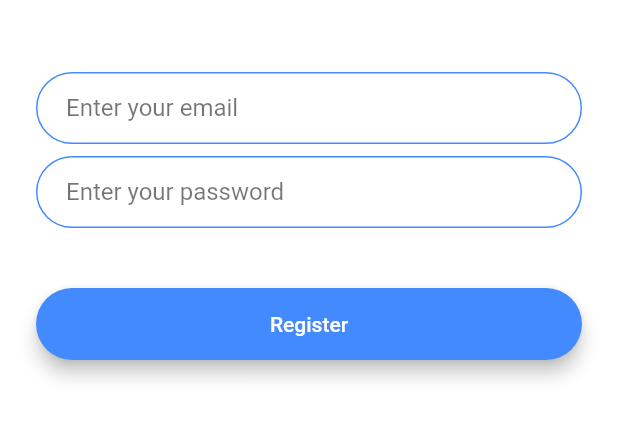
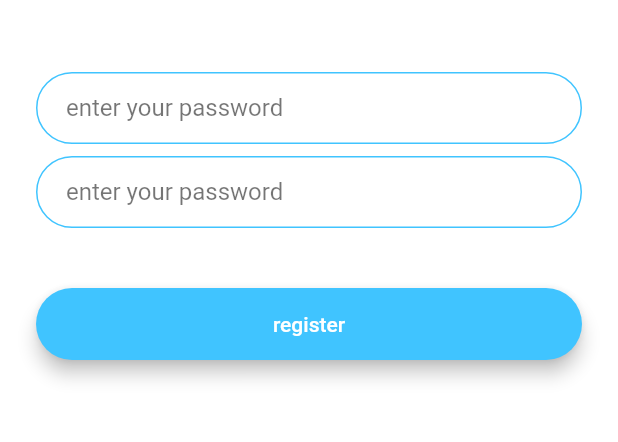
Before and after one commit to tooney92/flash_chat, a Flutter app: the screen it shows after launch, after a tap on "sign up", on a phone screen of 412 x 824 dp, the part 576-1018 px from its top. Run offline on Flutter 3.47's test engine with Material 2 defaults, Android fonts, the phone set to English and light mode, and no system bars; our stand-ins replace animated_text_kit, firebase_auth, firebase_core; accounts and stored records are empty.

Commit message:
fire base set up

```diff
--- a/lib/components/welcome_screen_buttons.dart
+++ b/lib/components/rounded_button.dart
@@ -1,11 +1,11 @@
 // import 'package:flutter/cupertino.dart';
 import 'package:flutter/material.dart';
 
-class WelcomeScreenButtons extends StatelessWidget {
+class RoundedButton extends StatelessWidget {
   final String text;
   final String screen;
   final Color? buttonColor;
-  WelcomeScreenButtons(this.text, this.screen, this.buttonColor);
+  RoundedButton(this.text, this.screen, this.buttonColor);
 
   @override
   Widget build(BuildContext context) {
--- /dev/null
+++ b/lib/components/text_field_widget.dart
@@ -0,0 +1,31 @@
+import 'package:flutter/material.dart';
+// import '../components/rounded_button.dart';
+
+class TextFieldWidget extends StatelessWidget {
+  final String message;
+  final void Function(String) onChangedFunc;
+  TextFieldWidget(this.message, this.onChangedFunc);
+
+  @override
+  Widget build(BuildContext context) {
+    return TextField(
+      onChanged: onChangedFunc,
+      decoration: InputDecoration(
+        hintText: message,
+        hintStyle: TextStyle(color: Colors.black54),
+        contentPadding: EdgeInsets.symmetric(vertical: 10.0, horizontal: 20.0),
+        border: OutlineInputBorder(
+          borderRadius: BorderRadius.all(Radius.circular(32.0)),
+        ),
+        enabledBorder: OutlineInputBorder(
+          borderSide: BorderSide(color: Colors.lightBlueAccent, width: 1.0),
+          borderRadius: BorderRadius.all(Radius.circular(32.0)),
+        ),
+        focusedBorder: OutlineInputBorder(
+          borderSide: BorderSide(color: Colors.lightBlueAccent, width: 2.0),
+          borderRadius: BorderRadius.all(Radius.circular(32.0)),
+        ),
+      ),
+    );
+  }
+}
--- a/lib/screens/registration_screen.dart
+++ b/lib/screens/registration_screen.dart
@@ -1,4 +1,9 @@
 import 'package:flutter/material.dart';
+import 'package:firebase_core/firebase_core.dart'; // new
+import 'package:firebase_auth/firebase_auth.dart'; // new
+import 'package:provider/provider.dart';
+import '../components/rounded_button.dart';
+import '../components/text_field_widget.dart';
 
 class RegistrationScreen extends StatefulWidget {
   static const String id = 'registration_screen';
@@ -7,6 +12,10 @@ class RegistrationScreen extends StatefulWidget {
 }
 
 class _RegistrationScreenState extends State<RegistrationScreen> {
+  void textfieldHandler(String value) {
+    print(value);
+  }
+
   @override
   Widget build(BuildContext context) {
     return Scaffold(
@@ -27,75 +36,18 @@ class _RegistrationScreenState extends State<RegistrationScreen> {
             SizedBox(
               height: 48.0,
             ),
-            TextField(
-              onChanged: (value) {
-                //Do something with the user input.
-              },
-              decoration: InputDecoration(
-                hintText: 'Enter your email',
-                hintStyle: TextStyle(color: Colors.black54),
-                contentPadding:
-                    EdgeInsets.symmetric(vertical: 10.0, horizontal: 20.0),
-                border: OutlineInputBorder(
-                  borderRadius: BorderRadius.all(Radius.circular(32.0)),
-                ),
-                enabledBorder: OutlineInputBorder(
-                  borderSide: BorderSide(color: Colors.blueAccent, width: 1.0),
-                  borderRadius: BorderRadius.all(Radius.circular(32.0)),
-                ),
-                focusedBorder: OutlineInputBorder(
-                  borderSide: BorderSide(color: Colors.blueAccent, width: 2.0),
-                  borderRadius: BorderRadius.all(Radius.circular(32.0)),
-                ),
-              ),
-            ),
+            TextFieldWidget("enter your password", textfieldHandler),
             SizedBox(
               height: 8.0,
             ),
-            TextField(
-              onChanged: (value) {
-                //Do something with the user input.
-              },
-              decoration: InputDecoration(
-                hintText: 'Enter your password',
-                hintStyle: TextStyle(color: Colors.black54),
-                contentPadding:
-                    EdgeInsets.symmetric(vertical: 10.0, horizontal: 20.0),
-                border: OutlineInputBorder(
-                  borderRadius: BorderRadius.all(Radius.circular(32.0)),
-                ),
-                enabledBorder: OutlineInputBorder(
-                  borderSide: BorderSide(color: Colors.blueAccent, width: 1.0),
-                  borderRadius: BorderRadius.all(Radius.circular(32.0)),
-                ),
-                focusedBorder: OutlineInputBorder(
-                  borderSide: BorderSide(color: Colors.blueAccent, width: 2.0),
-                  borderRadius: BorderRadius.all(Radius.circular(32.0)),
-                ),
-              ),
-            ),
+            TextFieldWidget("enter your password", textfieldHandler),
             SizedBox(
               height: 24.0,
             ),
             Padding(
-              padding: EdgeInsets.symmetric(vertical: 16.0),
-              child: Material(
-                color: Colors.blueAccent,
-                borderRadius: BorderRadius.all(Radius.circular(30.0)),
-                elevation: 5.0,
-                child: MaterialButton(
-                  onPressed: () {
-                    //Implement registration functionality.
-                  },
-                  minWidth: 200.0,
-                  height: 42.0,
-                  child: Text(
-                    'Register',
-                    style: TextStyle(color: Colors.white),
-                  ),
-                ),
-              ),
-            ),
+                padding: EdgeInsets.symmetric(vertical: 16.0),
+                child: RoundedButton(
+                    'register', 'registration_screen', Colors.lightBlueAccent)),
           ],
         ),
       ),
--- a/lib/screens/welcome_screen.dart
+++ b/lib/screens/welcome_screen.dart
@@ -1,6 +1,7 @@
 import 'package:flutter/cupertino.dart';
 import 'package:flutter/material.dart';
-import '../components/welcome_screen_buttons.dart';
+import '../components/rounded_button.dart';
+import 'package:animated_text_kit/animated_text_kit.dart';
 
 class WelcomeScreen extends StatefulWidget {
   static const String id = 'welcome_screen';
@@ -36,6 +37,22 @@ class _WelcomeScreenState extends State<WelcomeScreen>
 
   @override
   Widget build(BuildContext context) {
+    AnimatedTextKit(
+      animatedTexts: [
+        TypewriterAnimatedText(
+          'Hello world!',
+          textStyle: const TextStyle(
+            fontSize: 32.0,
+            fontWeight: FontWeight.bold,
+          ),
+          speed: const Duration(milliseconds: 2000),
+        ),
+      ],
+      totalRepeatCount: 4,
+      pause: const Duration(milliseconds: 1000),
+      displayFullTextOnTap: true,
+      stopPauseOnTap: true,
+    );
     return Scaffold(
         backgroundColor: Colors.white,
         body: Padding(
@@ -54,25 +71,38 @@ class _WelcomeScreenState extends State<WelcomeScreen>
                         height: animation.value * 100,
                       ),
                     ),
-                    Text(
-                      'Flash Chat',
-                      textAlign: TextAlign.center,
-                      style: TextStyle(
+                    DefaultTextStyle(
+                      style: const TextStyle(
                         fontWeight: FontWeight.w900,
                         fontSize: 40.0,
+                        color: Colors.black38,
+                        fontFamily: 'Agne',
                       ),
-                    )
+                      child: AnimatedTextKit(
+                        // repeatForever: true,
+                        animatedTexts: [
+                          TypewriterAnimatedText(
+                            'Flash Chat',
+                            speed: const Duration(milliseconds: 600),
+                          ),
+                        ],
+                        isRepeatingAnimation: true,
+                        onTap: () {
+                          print("Tap Event");
+                        },
+                      ),
+                    ),
                   ],
                 ),
                 Padding(
                   padding: EdgeInsets.symmetric(vertical: 16.0),
-                  child: WelcomeScreenButtons(
+                  child: RoundedButton(
                       'sign up', 'registration_screen', Colors.lightBlueAccent),
                 ),
                 Padding(
                   padding: EdgeInsets.symmetric(vertical: 16.0),
-                  child: WelcomeScreenButtons(
-                      'login', 'login_screen', Colors.blueAccent),
+                  child:
+                      RoundedButton('login', 'login_screen', Colors.blueAccent),
                 )
               ],
             ),
--- a/pubspec.yaml
+++ b/pubspec.yaml
@@ -15,6 +15,11 @@ dependencies:
     sdk: flutter
 
   cupertino_icons: ^1.0.2
+  animated_text_kit: ^4.2.1
+  cloud_firestore: ^1.0.0 # new
+  firebase_auth: ^1.0.0   # new
+  google_fonts: ^2.0.0
+  provider: ^5.0.0        # new
 
 dev_dependencies:
   flutter_test:
```
Also changed, not shown: lib/screens/login_screen.dart (+11 -65 lines), pubspec.lock, 2 other files.
